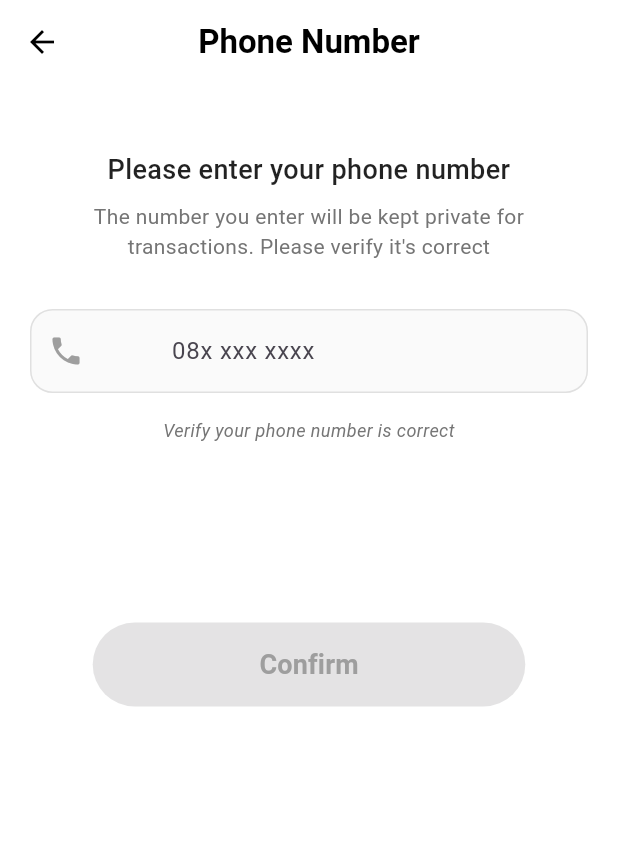
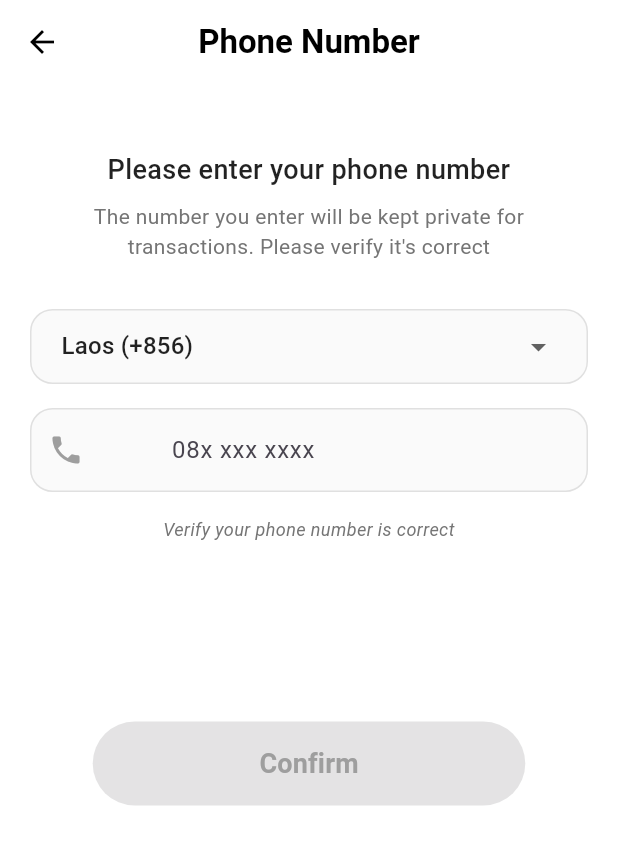
Before and after one commit to Josada-phommajuk/Flash-Job, a Flutter app: the PhoneNumberPage screen opened by its route, on a phone screen of 412 x 824 dp. Shown: the top 845 px of the screen. Run offline on Flutter 3.47's test engine with Material 3 defaults, Android fonts, the phone set to English and light mode, and no system bars; our stand-ins replace easy_localization, go_router, google_fonts, google_mobile_ads, hive_ce, hive_ce_flutter and 3 more; missing offline and left inert: whatsapp_unilink; accounts and stored records are empty.

Commit message:
ข้อความ commit

```diff
--- a/lib/feature/data/models/user_model.dart
+++ b/lib/feature/data/models/user_model.dart
@@ -16,7 +16,6 @@ class UserModel extends HiveObject {
   @HiveField(3)
   String? phoneNumber;
 
-// ສຳລັບທີ່ຢູ່
   @HiveField(4)
   String? address;
 
@@ -26,6 +25,12 @@ class UserModel extends HiveObject {
   @HiveField(6)
   String? province;
 
+  @HiveField(7)
+  String? country;
+
+  @HiveField(8)
+  String? countryCode;
+
   UserModel({
     this.name,
     this.surname,
@@ -34,5 +39,43 @@ class UserModel extends HiveObject {
     this.address,
     this.district,
     this.province,
+    this.country,
+    this.countryCode,
   });
 }
+
+// Country model to support country selection
+@HiveType(typeId: 1)
+class CountryModel {
+  @HiveField(0)
+  final String name;
+
+  @HiveField(1)
+  final String code;
+
+  @HiveField(2)
+  final String dialCode;
+
+  CountryModel({
+    required this.name,
+    required this.code,
+    required this.dialCode,
+  });
+
+  // List of predefined countries
+  static List<CountryModel> countries = [
+    CountryModel(name: 'Thailand', code: 'TH', dialCode: '+66'),
+    CountryModel(name: 'Laos', code: 'LA', dialCode: '+856'),
+    CountryModel(name: 'Vietnam', code: 'VN', dialCode: '+84'),
+    CountryModel(name: 'Cambodia', code: 'KH', dialCode: '+855'),
+    CountryModel(name: 'Myanmar', code: 'MM', dialCode: '+95'),
+  ];
+
+  // Helper method to get country by dial code
+  static CountryModel? getCountryByDialCode(String dialCode) {
+    return countries.firstWhere(
+      (country) => country.dialCode == dialCode,
+      orElse: () => countries[1], // Default to Laos if not found
+    );
+  }
+}
--- a/lib/feature/presentation/pages/login/feature/phone_number/controllers/phone_number_controller.dart
+++ b/lib/feature/presentation/pages/login/feature/phone_number/controllers/phone_number_controller.dart
@@ -1,27 +1,38 @@
+import 'package:flash_job/feature/data/models/user_model.dart';
 import 'package:flutter/material.dart';
 import '../services/phone_storage_service.dart';
 
 class PhoneNumberController {
   final TextEditingController phoneController = TextEditingController();
-  final GlobalKey<FormState> formKey = GlobalKey<FormState>();
+  final formKey = GlobalKey<FormState>();
   final Function() onPhoneNumberSaved;
   final PhoneStorageService phoneStorageService;
 
   bool _isButtonEnabled = false;
   bool _isLoading = false;
   String? _errorMessage;
+  CountryModel _selectedCountry;
 
   // Getters
   bool get isButtonEnabled => _isButtonEnabled;
   bool get isLoading => _isLoading;
   String? get errorMessage => _errorMessage;
+  CountryModel get selectedCountry => _selectedCountry;
 
   // Constructor
   PhoneNumberController({
     required this.onPhoneNumberSaved,
     required this.phoneStorageService,
-  }) {
+    CountryModel? initialCountry,
+  }) : _selectedCountry = initialCountry ?? CountryModel.countries[1] {
     phoneController.addListener(_validatePhoneNumber);
+  }
+
+  // Method to change selected country
+  void changeCountry(CountryModel country) {
+    _selectedCountry = country;
+    _validatePhoneNumber();
+    notifyListeners();
   }
 
   // Methods
@@ -49,7 +60,9 @@ class PhoneNumberController {
 
       // Simulate network delay
       Future.delayed(Duration(milliseconds: 800), () {
-        phoneStorageService.savePhoneNumber(phoneController.text.trim());
+        // Save full phone number with country code
+        String fullPhoneNumber = '${_selectedCountry.dialCode}${phoneController.text.trim()}';
+        phoneStorageService.savePhoneNumber(fullPhoneNumber);
 
         _isLoading = false;
         notifyListeners();
@@ -60,7 +73,7 @@ class PhoneNumberController {
   }
 
   // For state management
-  final List<Function()> _listeners = [];
+  final List _listeners = [];
 
   void addListener(Function() listener) {
     _listeners.add(listener);
@@ -80,4 +93,5 @@ class PhoneNumberController {
     phoneController.dispose();
     _listeners.clear();
   }
+
 }
--- a/lib/feature/presentation/pages/login/feature/phone_number/presentation/widgets/phone_number_form.dart
+++ b/lib/feature/presentation/pages/login/feature/phone_number/presentation/widgets/phone_number_form.dart
@@ -1,4 +1,5 @@
 import 'package:easy_localization/easy_localization.dart';
+import 'package:flash_job/feature/data/models/user_model.dart';
 import 'package:flutter/material.dart';
 import 'package:flutter/services.dart';
 import '../../controllers/phone_number_controller.dart';
@@ -67,6 +68,8 @@ class _PhoneNumberFormState extends State<PhoneNumberForm> {
                 textAlign: TextAlign.center,
               ),
               SizedBox(height: 32),
+              _buildCountrySelector(),
+              SizedBox(height: 16),
               _buildPhoneNumberField(),
               SizedBox(height: 16),
               _buildVerificationText(),
@@ -79,18 +82,48 @@ class _PhoneNumberFormState extends State<PhoneNumberForm> {
     );
   }
 
+  Widget _buildCountrySelector() {
+    return Container(
+      padding: EdgeInsets.symmetric(horizontal: 20),
+      decoration: BoxDecoration(
+        color: Colors.grey.shade50,
+        borderRadius: BorderRadius.circular(15),
+        border: Border.all(color: Colors.grey.shade300),
+      ),
+      child: DropdownButton<CountryModel>(
+        value: _controller.selectedCountry,
+        isExpanded: true,
+        underline: SizedBox(),
+        items: CountryModel.countries.map((CountryModel country) {
+          return DropdownMenuItem<CountryModel>(
+            value: country,
+            child: Text(
+              '${country.name} (${country.dialCode})',
+              style: TextStyle(color: Colors.black87),
+            ),
+          );
+        }).toList(),
+        onChanged: (CountryModel? newCountry) {
+          if (newCountry != null) {
+            _controller.changeCountry(newCountry);
+          }
+        },
+      ),
+    );
+  }
+
   Widget _buildPhoneNumberField() {
     return TextFormField(
       controller: _controller.phoneController,
       keyboardType: TextInputType.phone,
       inputFormatters: [
         FilteringTextInputFormatter.digitsOnly,
-        LengthLimitingTextInputFormatter(10),
+        LengthLimitingTextInputFormatter(15),
       ],
       decoration: InputDecoration(
         hintText: 'phoneNumberHint'.tr(),
         errorText: _controller.errorMessage,
-        prefixText: '+856 ',
+        prefixText: '${_controller.selectedCountry.dialCode} ',
         prefixIcon: Icon(Icons.phone, color: Colors.grey),
         contentPadding: EdgeInsets.symmetric(vertical: 16, horizontal: 20),
         border: OutlineInputBorder(
@@ -148,7 +181,12 @@ class _PhoneNumberFormState extends State<PhoneNumberForm> {
               ),
             )
           : ElevatedButton(
-              onPressed: _controller.isButtonEnabled ? _controller.savePhoneNumber : null,
+              onPressed: _controller.isButtonEnabled
+                  ? () {
+                      // Call save method from the controller
+                      _controller.savePhoneNumber();
+                    }
+                  : null,
               style: ElevatedButton.styleFrom(
                 backgroundColor: _controller.isButtonEnabled
                     ? Colors.yellow.shade700
```
Also changed, not shown: lib/feature/presentation/pages/update_form/controller/edit_profile_controller.dart (+60 -5 lines), lib/feature/presentation/pages/update_form/presentation/widgets/profile_form_fields.dart (+7 -5 lines), lib/feature/data/models/user_model.g.dart, lib/hive_registrar.g.dart (added).
